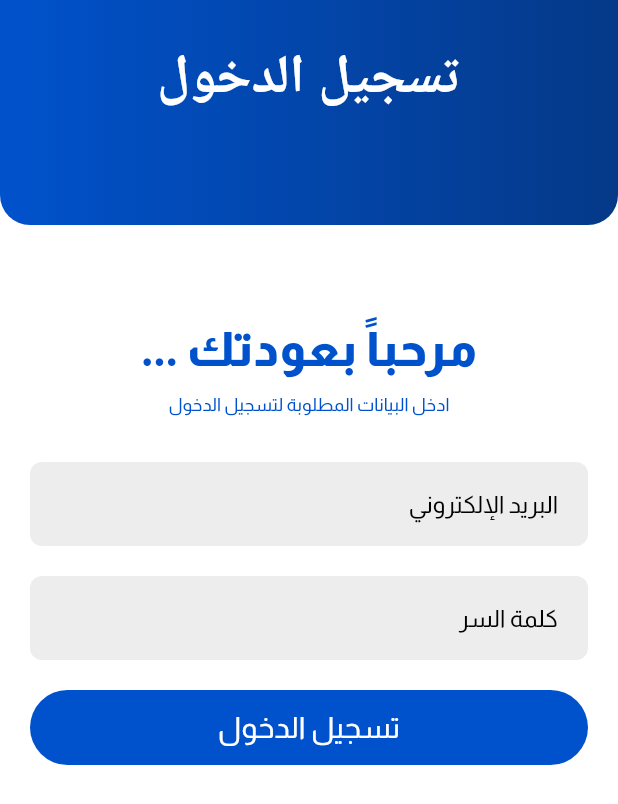
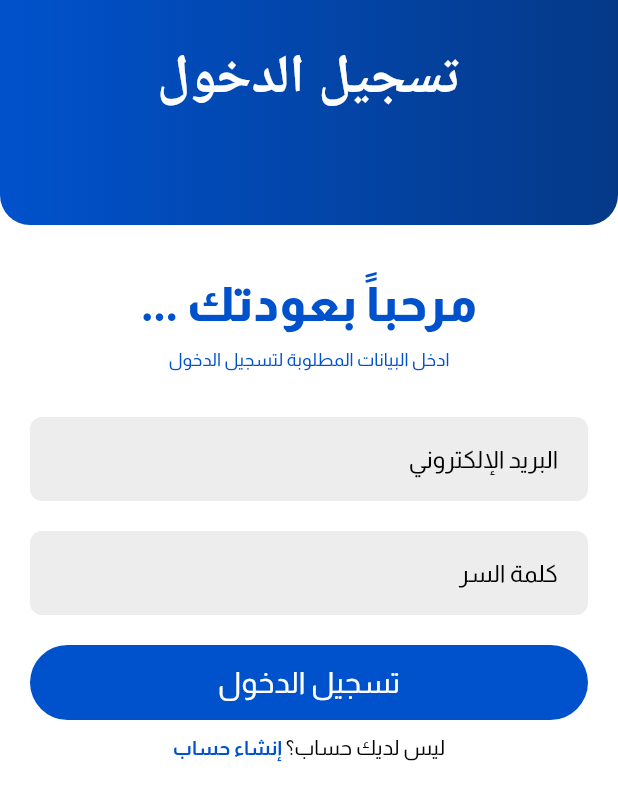
Before and after one commit to E-commerce-CS22/Flutter-app, a Flutter app: the screen it shows after launch, after a tap on "تسجيل الدخول", on a phone screen of 412 x 824 dp. Shown: the top 804 px of the screen. Run offline on Flutter 3.47's test engine with Material 3 defaults, Android fonts, the phone set to English and light mode, and no system bars; our stand-ins replace dartz, flutter_bloc, flutter_svg, get_it.

```diff
--- a/lib/common/bloc/button/button_state_cubit.dart
+++ b/lib/common/bloc/button/button_state_cubit.dart
@@ -1,7 +1,6 @@
 import 'package:dartz/dartz.dart';
 import 'package:smartstore/common/bloc/button/button_state.dart';
 import 'package:flutter_bloc/flutter_bloc.dart';
-
 import '../../../core/usecase/usecase.dart';
 
 class ButtonStateCubit extends Cubit<ButtonState> {
--- a/lib/common/widgets/appbar/app_bar.dart
+++ b/lib/common/widgets/appbar/app_bar.dart
@@ -32,13 +32,12 @@ class CurvedAppBar extends StatelessWidget implements PreferredSizeWidget {
             ),
           ),
         ),
-        Container(
-          child: AppBar(
+        AppBar(
+          automaticallyImplyLeading: !hideBack, // Use hideBack to control back button visibility
           backgroundColor: Colors.transparent,
           elevation: 0,
           centerTitle: true,
           toolbarHeight: height != null ? height! * 0.7 : 105.0,
-              // Adjust height for title centering
           title: Container(
             alignment: Alignment.bottomCenter,
             child: DefaultTextStyle(
@@ -47,9 +46,9 @@ class CurvedAppBar extends StatelessWidget implements PreferredSizeWidget {
                 fontSize: 36,
                 fontWeight: FontWeight.w700,
               ),
-                  child: title!, // This will apply the style to the title
+              child: title ?? const SizedBox.shrink(),
             ),
-              )),
+          ),
         ),
       ],
     );
@@ -62,7 +61,7 @@ class CurvedAppBar extends StatelessWidget implements PreferredSizeWidget {
 class AppBarClipper extends CustomClipper<Path> {
   @override
   Path getClip(Size size) {
-    double cornerRadius = 20.0; // Adjust for rounded corners
+    double cornerRadius = 20.0;
 
     Path path = Path();
     path.moveTo(0, 0);
--- a/lib/core/configs/theme/app_theme.dart
+++ b/lib/core/configs/theme/app_theme.dart
@@ -2,6 +2,12 @@ import 'package:flutter/material.dart';
 import 'app_colors.dart';
 
 class AppTheme {
+
+  static const TextStyle blackTextStyle = TextStyle(
+    color: Colors.black,
+    fontWeight: FontWeight.w400,
+    fontFamily: 'Almarai',
+  );
 
 
   static final appTheme = ThemeData(
@@ -11,7 +17,7 @@ class AppTheme {
     fontFamily: 'Almarai',
     snackBarTheme: const SnackBarThemeData(
       backgroundColor: AppColors.secondBackground,
-      contentTextStyle: TextStyle(color: Colors.white),
+      contentTextStyle: TextStyle(color: Colors.black),
     ),
     inputDecorationTheme: InputDecorationTheme(
         filled: true,
@@ -41,4 +47,7 @@ class AppTheme {
       )
     )
   );
+
+
+
 }
--- a/lib/features/authentication/presentation/pages/login_page.dart
+++ b/lib/features/authentication/presentation/pages/login_page.dart
@@ -1,8 +1,11 @@
+import 'package:flutter/gestures.dart';
 import 'package:flutter/material.dart';
 import 'package:smartstore/common/widgets/appbar/app_bar.dart';
+import 'package:smartstore/features/authentication/presentation/pages/signup_page.dart';
 import '../../../../common/helper/navigator/app_navigator.dart';
 import '../../../../common/widgets/button/basic_app_button.dart';
 import '../../../../core/configs/theme/app_colors.dart';
+import '../../../../core/configs/theme/app_theme.dart';
 
 class LoginPage extends StatelessWidget {
   LoginPage({super.key});
@@ -10,15 +13,15 @@ class LoginPage extends StatelessWidget {
   final TextEditingController _emailCon = TextEditingController();
   final TextEditingController _passwordCon = TextEditingController();
 
-
   @override
   Widget build(BuildContext context) {
     return Scaffold(
         appBar: const CurvedAppBar(
           title: Text("تسجيل الدخول"),
+          hideBack: true,
         ),
         body: Padding(
-          padding: const EdgeInsets.symmetric(horizontal: 20, vertical: 60),
+          padding: const EdgeInsets.symmetric(horizontal: 20, vertical: 30),
           child: Column(
             crossAxisAlignment: CrossAxisAlignment.start,
             children: [
@@ -29,8 +32,14 @@ class LoginPage extends StatelessWidget {
               _emailField(context),
               const SizedBox(height: 20),
               _passwordField(context),
-              const SizedBox(height: 20,),
-              _continueButton(context)
+              const SizedBox(
+                height: 20,
+              ),
+              _continueButton(context),
+              const SizedBox(
+                height: 10,
+              ),
+              _createAccount(context),
             ],
           ),
         ));
@@ -89,33 +98,58 @@ class LoginPage extends StatelessWidget {
       textDirection: TextDirection.rtl, // Set the direction to RTL for Arabic
       child: TextField(
         controller: _passwordCon,
-         textAlign: TextAlign.right, // Align text to the right
-         obscureText: true, // Hide the input text (important for passwords)
+        textAlign: TextAlign.right,
+        // Align text to the right
+        obscureText: true,
+        // Hide the input text (important for passwords)
         decoration: const InputDecoration(
           hintText: 'كلمة السر',
           alignLabelWithHint: true, // Align the hint text properly in RTL
         ),
-         keyboardType: TextInputType.visiblePassword, // Use the proper keyboard type for passwords
+        keyboardType: TextInputType.visiblePassword,
+        // Use the proper keyboard type for passwords
         textInputAction: TextInputAction.done, // 'Done' action on keyboard
       ),
     );
   }
 
-
   Widget _continueButton(BuildContext context) {
     return BasicAppButton(
-         onPressed: (){
+        onPressed: () {
           // AppNavigator.push();
         },
-         title: 'تسجيل الدخول'
+        title: 'تسجيل الدخول');
+  }
+
+  Widget _createAccount(BuildContext context) {
+    return Directionality(
+      textDirection: TextDirection.rtl, // Set the direction to RTL for Arabic
+      child: Center(
+        child: RichText(
+          text: TextSpan(
+            children: [
+              const TextSpan(
+                text: "ليس لديك حساب؟ ",
+                // Arabic text for "Don't you have an account?"
+                style: AppTheme.blackTextStyle,
+              ),
+              TextSpan(
+                text: 'إنشاء حساب', // Arabic text for "Create one"
+                recognizer: TapGestureRecognizer()
+                  ..onTap = () {
+                    AppNavigator.push(context, SignupPage());
+                  },
+                style: const TextStyle(
+                  color: AppColors.primary,
+                  fontWeight: FontWeight.bold,
+                  fontFamily: 'Almarai',
+                  fontSize: 13,
+                ),
+              ),
+            ],
+          ),
+        ),
+      ),
     );
   }
-
-
-
-
-
-
-
-
 }
--- a/lib/features/authentication/presentation/pages/welcome_page.dart
+++ b/lib/features/authentication/presentation/pages/welcome_page.dart
@@ -0,0 +1,114 @@
+import 'package:flutter/material.dart';
+import 'package:smartstore/features/authentication/presentation/pages/signup_page.dart';
+import '../../../../common/helper/navigator/app_navigator.dart';
+import '../../../../common/widgets/button/basic_app_button.dart';
+import '../../../../core/configs/theme/app_colors.dart';
+import '../../../home/presentation/pages/home.dart';
+import 'login_page.dart';
+
+class WelcomePage extends StatelessWidget {
+  WelcomePage({super.key});
+
+  @override
+  Widget build(BuildContext context) {
+    return Scaffold(
+      body: Padding(
+        padding: const EdgeInsets.symmetric(horizontal: 20, vertical: 140),
+        child: Column(
+          crossAxisAlignment: CrossAxisAlignment.start,
+          children: [
+            _logo(context),
+            const SizedBox(height: 50),
+            _welcomeMessage(context),
+            const SizedBox(height: 20),
+            _name(context),
+            const SizedBox(height: 40),
+            _homePageButton(context),
+            const SizedBox(height: 20),
+            _loginPageButton(context),
+            const SizedBox(height: 20),
+            _signupPageButton(context),
+          ],
+        ),
+      ),
+    );
+  }
+
+  Widget _logo(BuildContext context) {
+    return Container(
+      alignment: Alignment.center,
+      child: const Directionality(
+        textDirection: TextDirection.rtl,
+        child: Text(
+          'شعار التطبيق',
+          style: TextStyle(
+            fontSize: 40,
+            fontWeight: FontWeight.w800,
+            color: AppColors.primary,
+          ),
+        ),
+      ),
+    );
+  }
+
+  Widget _welcomeMessage(BuildContext context) {
+    return Container(
+      alignment: Alignment.center,
+      child: const Directionality(
+        textDirection: TextDirection.rtl,
+        child: Text(
+          'مرحباً بكم في',
+          style: TextStyle(
+            fontSize: 32,
+            fontWeight: FontWeight.w700,
+            color: AppColors.primary,
+          ),
+        ),
+      ),
+    );
+  }
+
+  Widget _name(BuildContext context) {
+    return Container(
+      alignment: Alignment.center,
+      child: const Directionality(
+        textDirection: TextDirection.ltr,
+        child: Text(
+          'smart store',
+          style: TextStyle(
+            fontSize: 30,
+            fontWeight: FontWeight.bold,
+            color: AppColors.primary,
+          ),
+        ),
+      ),
+    );
+  }
+
+  Widget _homePageButton(BuildContext context) {
+    return BasicAppButton(
+      onPressed: () {
+        AppNavigator.push(context, HomePage()); // Uncomment and replace with actual HomePage
+      },
+      title: 'تصفح التطبيق',
+    );
+  }
+
+  Widget _loginPageButton(BuildContext context) {
+    return BasicAppButton(
+      onPressed: () {
+        AppNavigator.push(context, LoginPage()); // Uncomment and replace with actual LoginPage
+      },
+      title: 'تسجيل الدخول',
+    );
+  }
+
+  Widget _signupPageButton(BuildContext context) {
+    return BasicAppButton(
+      onPressed: () {
+        AppNavigator.push(context, SignupPage()); // Uncomment and replace with actual SignupPage
+      },
+      title: 'إنشاء حساب',
+    );
+  }
+}
--- a/lib/features/splash/presentation/pages/splash.dart
+++ b/lib/features/splash/presentation/pages/splash.dart
@@ -1,10 +1,10 @@
 import 'package:smartstore/common/helper/navigator/app_navigator.dart';
 import 'package:smartstore/core/configs/assets/app_vectors.dart';
 import 'package:smartstore/core/configs/theme/app_colors.dart';
-import 'package:smartstore/features/authentication/presentation/pages/login_page.dart';
 import 'package:flutter/material.dart';
 import 'package:flutter_bloc/flutter_bloc.dart';
 import 'package:flutter_svg/flutter_svg.dart';
+import '../../../authentication/presentation/pages/welcome_page.dart';
 import '../blocs/splash_cubit.dart';
 import '../blocs/splash_state.dart';
 
@@ -16,10 +16,10 @@ class SplashPage extends StatelessWidget {
     return BlocListener<SplashCubit,SplashState>(
       listener: (context, state) {
         if(state is UnAuthenticated){
-          AppNavigator.pushReplacement(context, LoginPage());
+          AppNavigator.pushReplacement(context, WelcomePage());
         }
         if(state is Authenticated) {
-          AppNavigator.pushReplacement(context, LoginPage());
+          AppNavigator.pushReplacement(context, WelcomePage());
         }
       },
       child: Scaffold(
```
Also changed, not shown: lib/common/helper/navigator/app_navigator.dart (+10 -6 lines), lib/features/authentication/presentation/pages/signup_page.dart (+185 -0 lines), lib/features/home/presentation/pages/home.dart (added, +17 -0 lines). Lines whose indentation alone changed are shown as unchanged.
